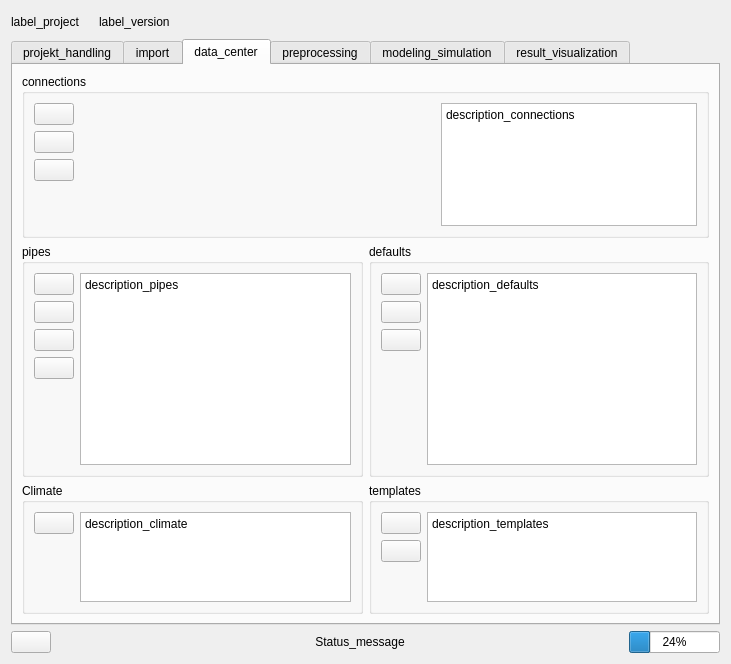
The window that districts/districts_dialog_base.ui (equa/IDA-Districts) describes before a commit, drawn with Qt 5.
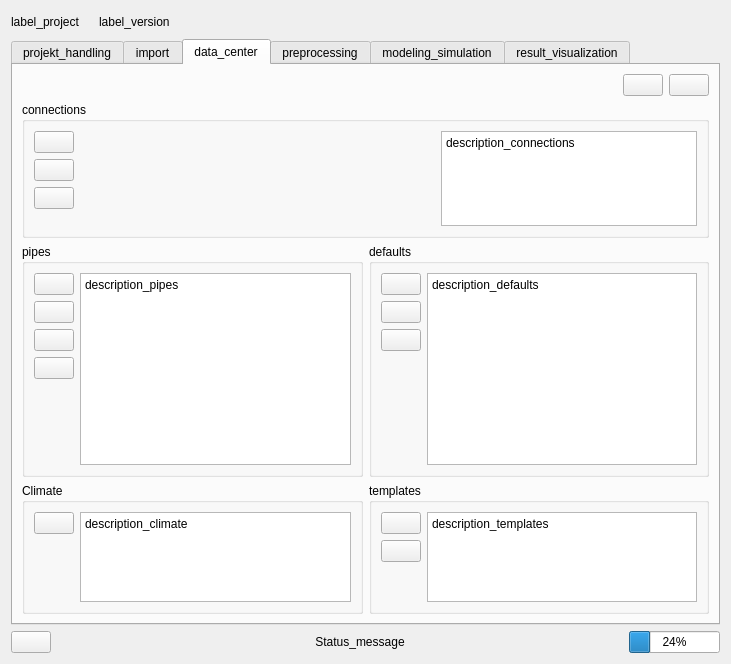
The same window after the commit. The open tabs and pages were chosen to show the change. Icons and pictures are not drawn. Custom widgets are drawn as their Qt base class.

Commit message: export resource gui and first implementations

The edit to the form file:
```diff
--- a/districts/districts_dialog_base.ui
+++ b/districts/districts_dialog_base.ui
@@ -669,6 +669,46 @@
        <string>data_center</string>
       </attribute>
       <layout class="QVBoxLayout" name="layout_data_center">
+	   <item>
+		<layout class="QHBoxLayout" name="layout_resource_handling">
+		 <item>
+			<spacer name="horizontalSpacer_resource_handling">
+				<property name="orientation">
+					<enum>Qt::Orientation::Horizontal</enum>
+				</property>
+				<property name="sizeType">
+					<enum>QSizePolicy::Policy::Expanding</enum>
+				</property>
+				<property name="sizeHint" stdset="0">
+					<size>
+						<width>40</width>
+						<height>20</height>
+					</size>
+				</property>
+			</spacer>
+		 </item>
+         <item>
+          <widget class="QPushButton" name="btn_exportResources">
+           <property name="toolTip">
+             <string>&lt;html&gt;&lt;head/&gt;&lt;body&gt;&lt;p&gt;tooltip_exportResources&lt;/p&gt;&lt;/body&gt;&lt;/html&gt;</string>
+            </property>
+            <property name="text">
+             <string/>
+            </property>
+          </widget>
+		 </item>
+		 <item>
+		  <widget class="QPushButton" name="btn_importResources">
+           <property name="toolTip">
+             <string>&lt;html&gt;&lt;head/&gt;&lt;body&gt;&lt;p&gt;tooltip_importResources&lt;/p&gt;&lt;/body&gt;&lt;/html&gt;</string>
+            </property>
+            <property name="text">
+             <string/>
+            </property>
+          </widget>
+         </item>
+		</layout>
+	   </item>
        <item>
         <layout class="QHBoxLayout" name="horizontalLayout_3">
          <item>
```
The commit also changes 5 other files.
